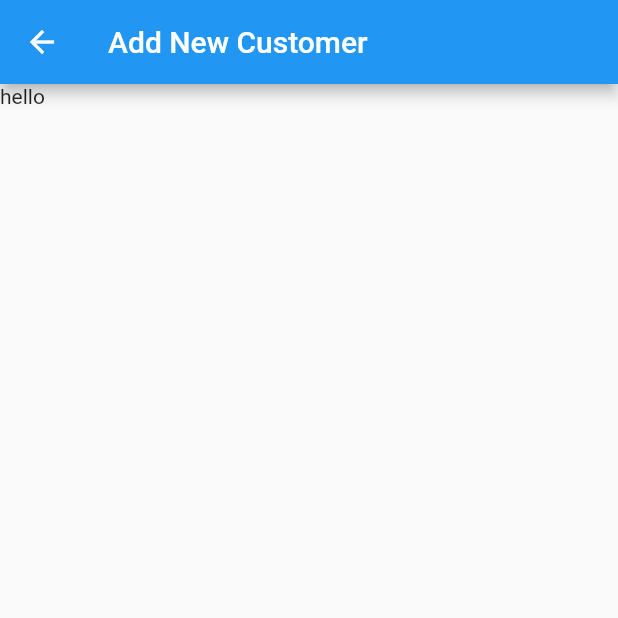
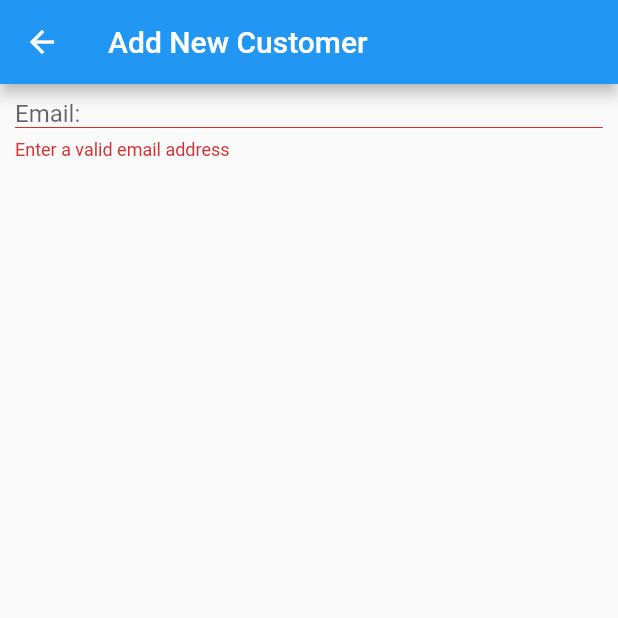
Before and after one commit to aarontong/raymondWork, a Flutter app: the addNewCustomerWidget screen opened by its route, on a phone screen of 412 x 824 dp, the top half of it. Run offline on Flutter 3.47's test engine with Material 2 defaults, Android fonts, the phone set to English and light mode, and no system bars.

Commit message:
Tried email textfield

```diff
--- a/private_project/lib/widgets/customer/addNewCustomer.dart
+++ b/private_project/lib/widgets/customer/addNewCustomer.dart
@@ -1,5 +1,6 @@
 import 'package:flutter/material.dart';
 import 'package:flutter/widgets.dart';
+import 'package:private_project/widgets/customer/insertField/emailField.dart';
 
 class addNewCustomerWidget extends StatelessWidget{
 addNewCustomerWidget({Key? key, required this.title}) : super(key: key);
@@ -9,7 +10,9 @@ static String route = "/addNewCustomerWidget";
 @override
 Widget build(BuildContext context) {
     // TODO: implement build
-    return new Scaffold(body: Text('hello'),appBar: AppBar(
+    return new Scaffold(body: Padding(padding: EdgeInsets.all(10),child: Form(autovalidateMode: AutovalidateMode.always,
+                          child: emailField())),
+                        appBar: AppBar(
         // Here we take the value from the MyHomePage object that was created by
         // the App.build method, and use it to set our appbar title.
         title: Text(title),
--- /dev/null
+++ b/private_project/lib/widgets/customer/insertField/ageField.dart
@@ -0,0 +1,10 @@
+import 'package:flutter/material.dart';
+
+class ageField extends StatelessWidget{
+  @override
+  Widget build(BuildContext context) {
+    // TODO: implement build
+    return TextFormField();
+  }
+
+}
--- /dev/null
+++ b/private_project/lib/widgets/customer/insertField/emailField.dart
@@ -0,0 +1,20 @@
+import 'package:flutter/material.dart';
+
+class emailField extends StatelessWidget{
+  @override
+  Widget build(BuildContext context) {
+    // TODO: implement build
+    return TextFormField(validator: (value) => validateEmail(value),decoration: new InputDecoration.collapsed(hintText: "Email:",border: UnderlineInputBorder()) ,);
+  }
+String validateEmail(String? value) {
+    String pattern =
+        r"^[a-zA-Z0-9.!#$%&'*+/=?^_`{|}~-]+@[a-zA-Z0-9](?:[a-zA-Z0-9-]"
+        r"{0,253}[a-zA-Z0-9])?(?:\.[a-zA-Z0-9](?:[a-zA-Z0-9-]"
+        r"{0,253}[a-zA-Z0-9])?)*$";
+    RegExp regex = RegExp(pattern);
+    if (value == null || value.isEmpty || !regex.hasMatch(value))
+      return 'Enter a valid email address';
+    else
+      return "";
+  }
+}
```
Also changed, not shown: private_project/lib/widgets/customer/insertField/chNameField.dart (added), private_project/lib/widgets/customer/insertField/enNameFIeld.dart (added), private_project/lib/widgets/customer/insertField/genderField.dart (added), private_project/lib/widgets/customer/insertField/homeAddressField.dart (added), private_project/lib/widgets/customer/insertField/mobileFIeld.dart (added), private_project/lib/widgets/customer/insertField/nameCardImage.dart (added), private_project/lib/widgets/customer/insertField/professionFIeld.dart (added), private_project/lib/widgets/customer/insertField/relatedPersonField.dart (added).
